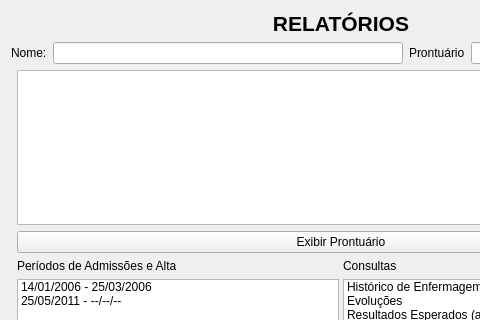
Old version of the form GUI/reports.ui in the repository LCapanelli/RP3; both pictures show x 0 to 480 and y 0 to 320 of the 676 by 473 pixel window.
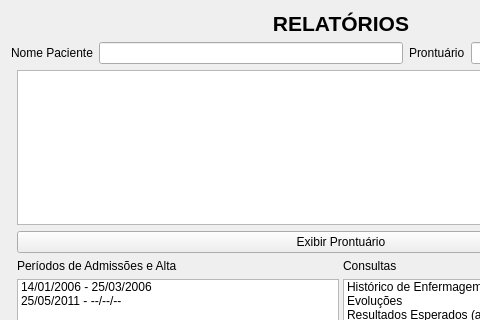
New version of the form.

Patch:
```diff
--- a/GUI/reports.ui
+++ b/GUI/reports.ui
@@ -43,7 +43,7 @@
      <item>
       <widget class="QLabel" name="label_nomeP_8">
        <property name="text">
-        <string>Nome:</string>
+        <string>Nome Paciente</string>
        </property>
        <property name="buddy">
         <cstring>lineEdit_nomeP_3</cstring>
```
